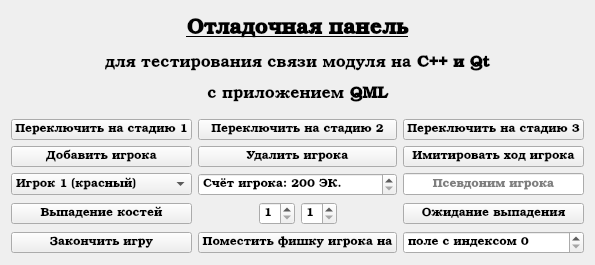
Above: userinterface/subinterfaces/gamemanagerwindow.ui from AlekseyLapunov/Client-Monopoly before the change. Below: the same form after it.
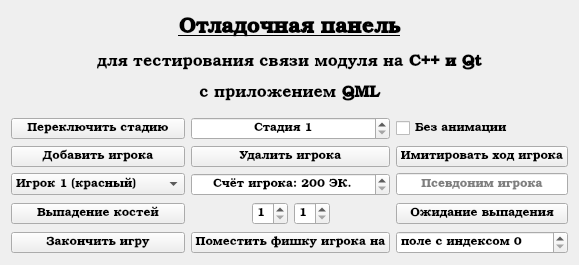
That is the form after the change.

Commit message: Rework settings current game stage on debug panel of GameManagerWindow

```diff
--- a/userinterface/subinterfaces/gamemanagerwindow.ui
+++ b/userinterface/subinterfaces/gamemanagerwindow.ui
@@ -38,12 +38,15 @@
      <item row="0" column="0">
       <widget class="QPushButton" name="bMakeStage1">
        <property name="text">
-        <string>Переключить на стадию 1</string>
+        <string>Переключить стадию</string>
        </property>
       </widget>
      </item>
      <item row="2" column="1">
       <widget class="QSpinBox" name="sbPlayerMoney">
+       <property name="alignment">
+        <set>Qt::AlignCenter</set>
+       </property>
        <property name="suffix">
         <string> ЭК.</string>
        </property>
@@ -68,13 +71,6 @@
        </property>
       </widget>
      </item>
-     <item row="0" column="1">
-      <widget class="QPushButton" name="bMakeStage2">
-       <property name="text">
-        <string>Переключить на стадию 2</string>
-       </property>
-      </widget>
-     </item>
      <item row="2" column="0">
       <widget class="QComboBox" name="cbPlayerNumber">
        <property name="font">
@@ -191,13 +187,6 @@
        </item>
       </layout>
      </item>
-     <item row="0" column="2">
-      <widget class="QPushButton" name="bMakeStage3">
-       <property name="text">
-        <string>Переключить на стадию 3</string>
-       </property>
-      </widget>
-     </item>
      <item row="4" column="0">
       <widget class="QPushButton" name="bEndTheGame">
        <property name="text">
@@ -226,6 +215,29 @@
        </property>
       </widget>
      </item>
+     <item row="0" column="1">
+      <widget class="QSpinBox" name="sbStageNumber">
+       <property name="alignment">
+        <set>Qt::AlignCenter</set>
+       </property>
+       <property name="prefix">
+        <string>Стадия </string>
+       </property>
+       <property name="minimum">
+        <number>1</number>
+       </property>
+       <property name="maximum">
+        <number>3</number>
+       </property>
+      </widget>
+     </item>
+     <item row="0" column="2">
+      <widget class="QCheckBox" name="chbNoStageAnimation">
+       <property name="text">
+        <string>Без анимации</string>
+       </property>
+      </widget>
+     </item>
     </layout>
    </item>
    <item row="0" column="0">
```
Left out of the diff: 42 changed lines with no effect on the pictures. The commit also changes 5 other files.
